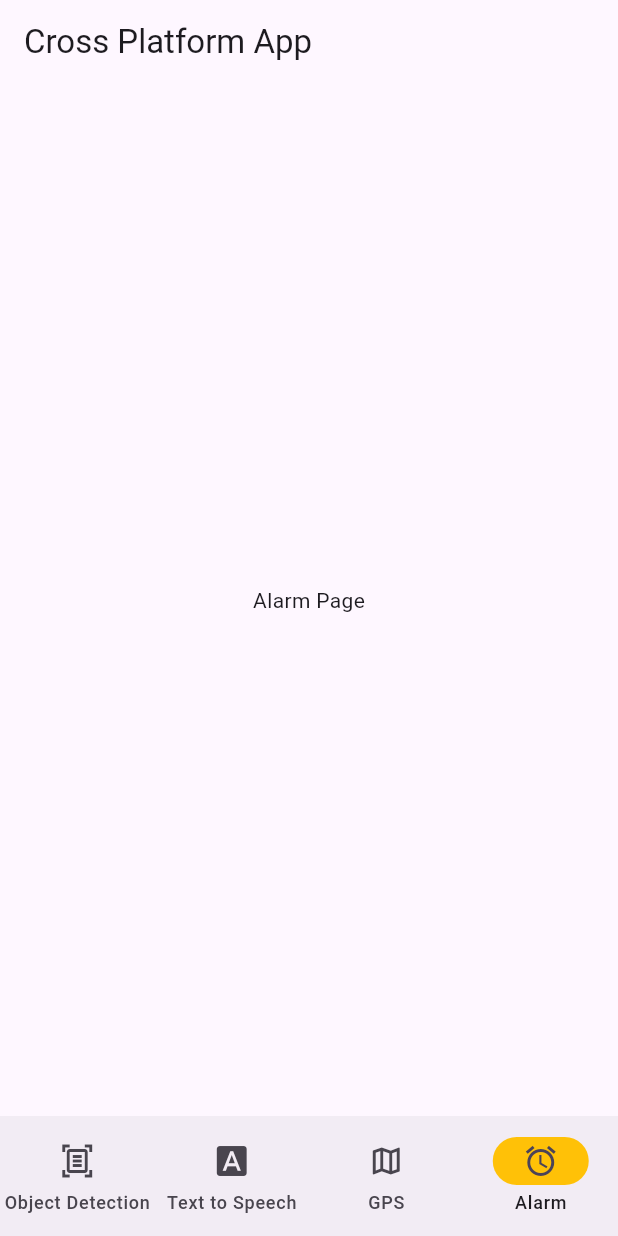
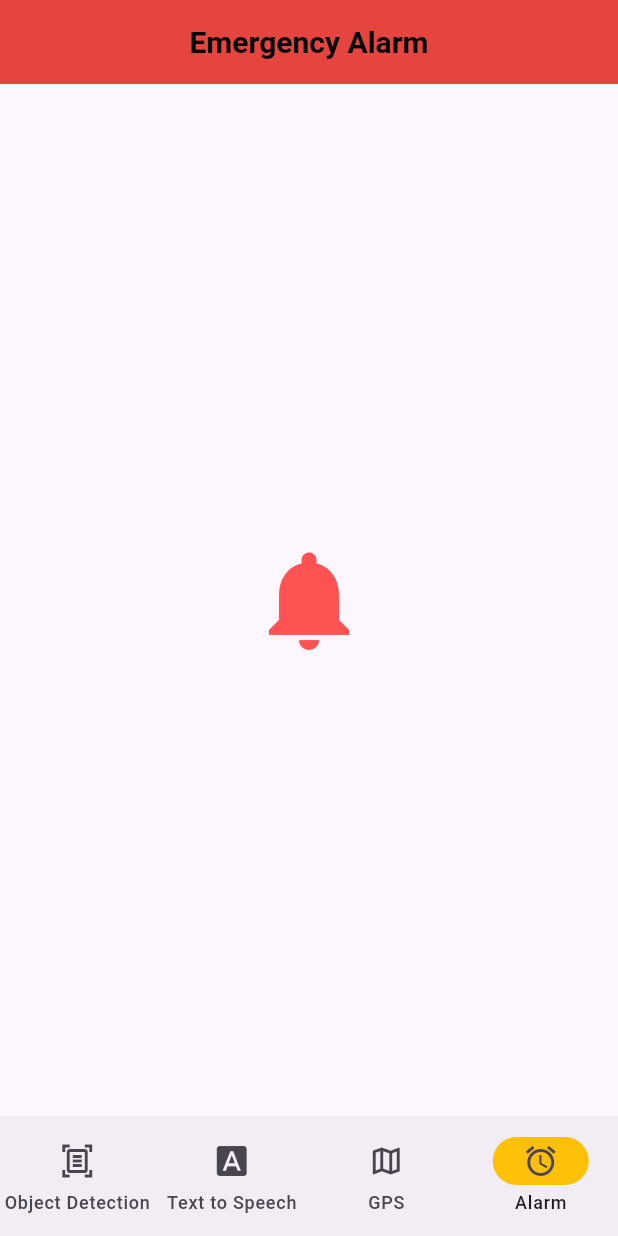
Before and after one commit to KateMHagen/vision_assist, a Flutter app: the screen it shows after launch, item 4 of the bottom bar chosen, on a phone screen of 412 x 824 dp. Run offline on Flutter 3.47's test engine with Material 3 defaults, Android fonts, the phone set to English and light mode, and no system bars; our stand-ins replace image_picker; missing offline and left inert: google_mlkit_text_recognition.

Commit message:
Included the alarm notification icon and ripple effects

```diff
--- a/lib/main.dart
+++ b/lib/main.dart
@@ -15,6 +15,7 @@ class MyApp extends StatelessWidget {
   @override
   Widget build(BuildContext context) {
     return MaterialApp(
+      debugShowCheckedModeBanner: false,
       title: 'Flutter Demo',
       theme: ThemeData(
 
@@ -49,9 +50,6 @@ class _MyHomePageState extends State<MyHomePage> {
    Widget build(BuildContext context) {
 
     return Scaffold(
-      appBar: AppBar(
-        title: const Text('Cross Platform App'),
-      ),
       body: _pages[selectedIndex],
       bottomNavigationBar: NavigationBar(
         onDestinationSelected: (int index) {
--- a/lib/pages/alarm_page.dart
+++ b/lib/pages/alarm_page.dart
@@ -1,8 +1,40 @@
 import 'package:flutter/material.dart';
 
 class AlarmPage extends StatelessWidget {
+  const AlarmPage({super.key});
+
   @override
   Widget build(BuildContext context) {
-    return Center(child: Text('Alarm Page'));
+    return scaffold();
+  }
+
+  Scaffold scaffold() {
+    return Scaffold(
+      appBar: AppBar(
+        title: Text(
+          'Emergency Alarm',
+          style: TextStyle(
+              color: Colors.black, fontSize: 20, fontWeight: FontWeight.bold),
+        ),
+        centerTitle: true,
+        backgroundColor: Colors.red,
+        elevation: 5,
+      ),
+      body: bellicon(),
+    );
+  }
+
+  Center bellicon() {
+    return Center(
+      child: IconButton(
+        icon: Icon(Icons.notifications), //bell notification
+        iconSize: 80,
+        color: Colors.redAccent,
+        onPressed: () {
+          // Action to perform on press
+          print('Bell button pressed!');
+        },
+      ),
+    );
   }
 }
--- a/lib/pages/gps_page.dart
+++ b/lib/pages/gps_page.dart
@@ -1,6 +1,8 @@
 import 'package:flutter/material.dart';
 
 class GPSPage extends StatelessWidget {
+  const GPSPage({super.key});
+
   @override
   Widget build(BuildContext context) {
     return Center(child: Text('GPS Page'));
--- a/lib/pages/object_detection_page.dart
+++ b/lib/pages/object_detection_page.dart
@@ -1,6 +1,8 @@
 import 'package:flutter/material.dart';
 
 class ObjectDetectionPage extends StatelessWidget {
+  const ObjectDetectionPage({super.key});
+
   @override
   Widget build(BuildContext context) {
     return Center(child: Text('Object kDetection Page'));
```
